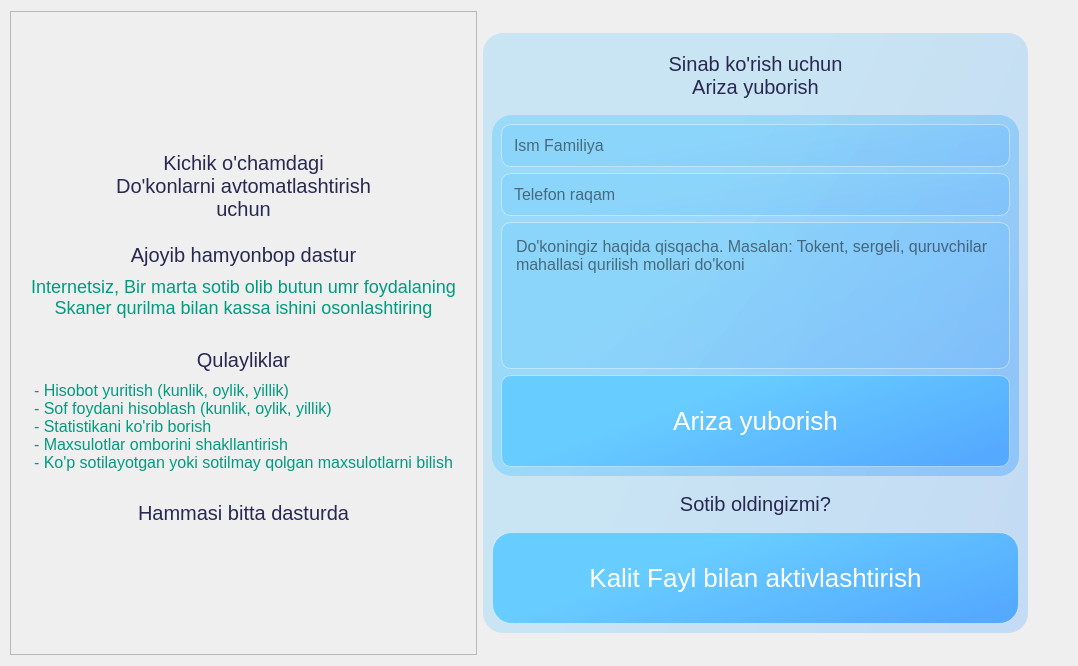
Before: the Qt Designer form designs/activate.ui in bexruzpy/minishop_desktop, drawn with Qt 5.
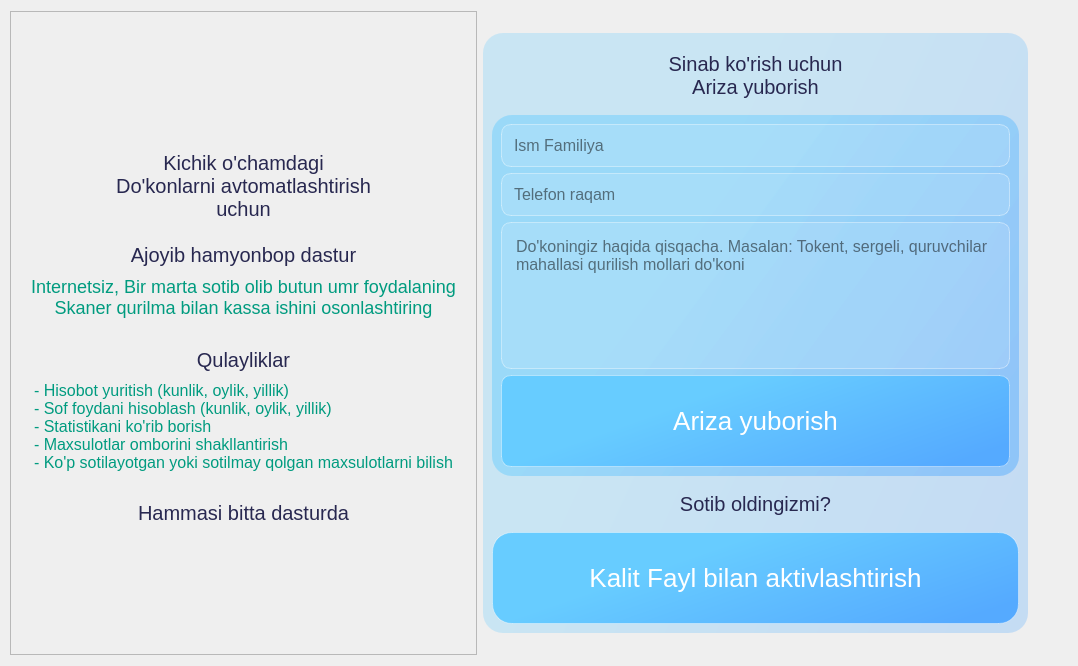
After: the same form once the commit is applied.

Patch:
```diff
--- a/designs/activate.ui
+++ b/designs/activate.ui
@@ -272,6 +272,7 @@
 padding: 10px;
 border-radius: 10px;
 font-size: 16px;
+	background-color: rgba(255, 255, 255, 30);
 }
 QLineEdit:focus{
 border: 1px solid rgb(255,255,255);
@@ -290,6 +291,7 @@
 padding: 10px;
 border-radius: 10px;
 font-size: 16px;
+	background-color: rgba(255, 255, 255, 30);
 }
 QLineEdit:focus{
 border: 1px solid rgb(255,255,255);
@@ -308,10 +310,12 @@
 padding: 10px;
 border-radius: 10px;
 font-size: 16px;
+	background-color: rgba(255, 255, 255, 30);
 }
 QPlainTextEdit:focus{
 border: 1px solid rgb(255,255,255);
-}</string>
+}
+</string>
             </property>
             <property name="frameShape">
              <enum>QFrame::NoFrame</enum>
```
Left out of the diff: 2 changed lines with no effect on the pictures.
